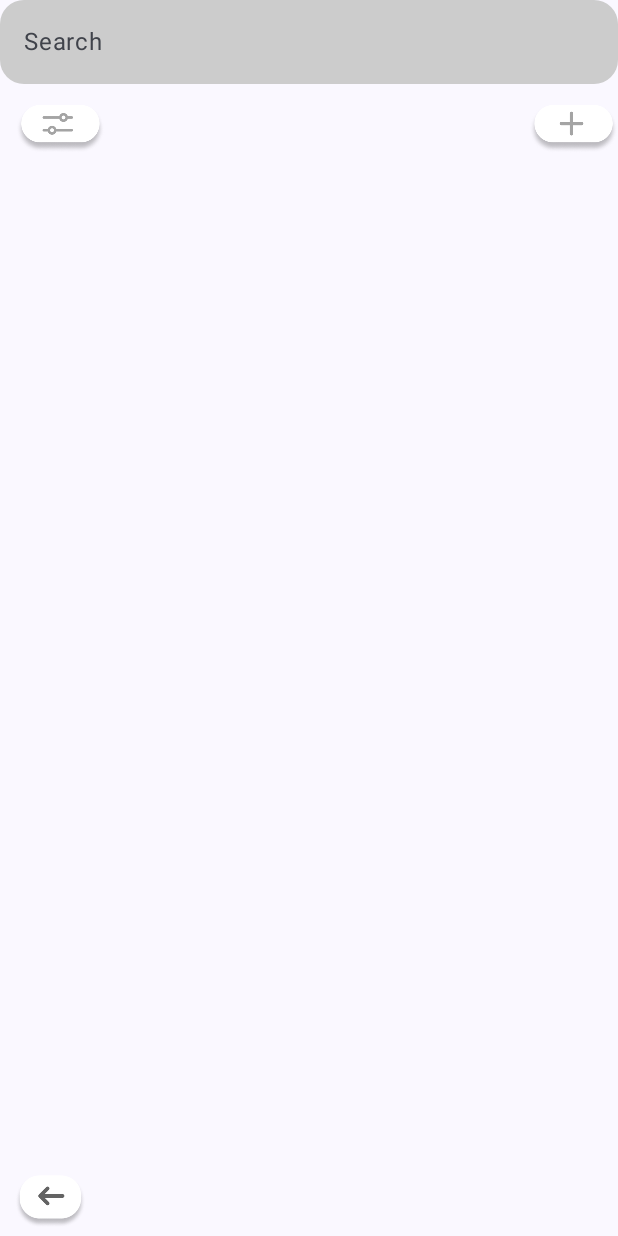
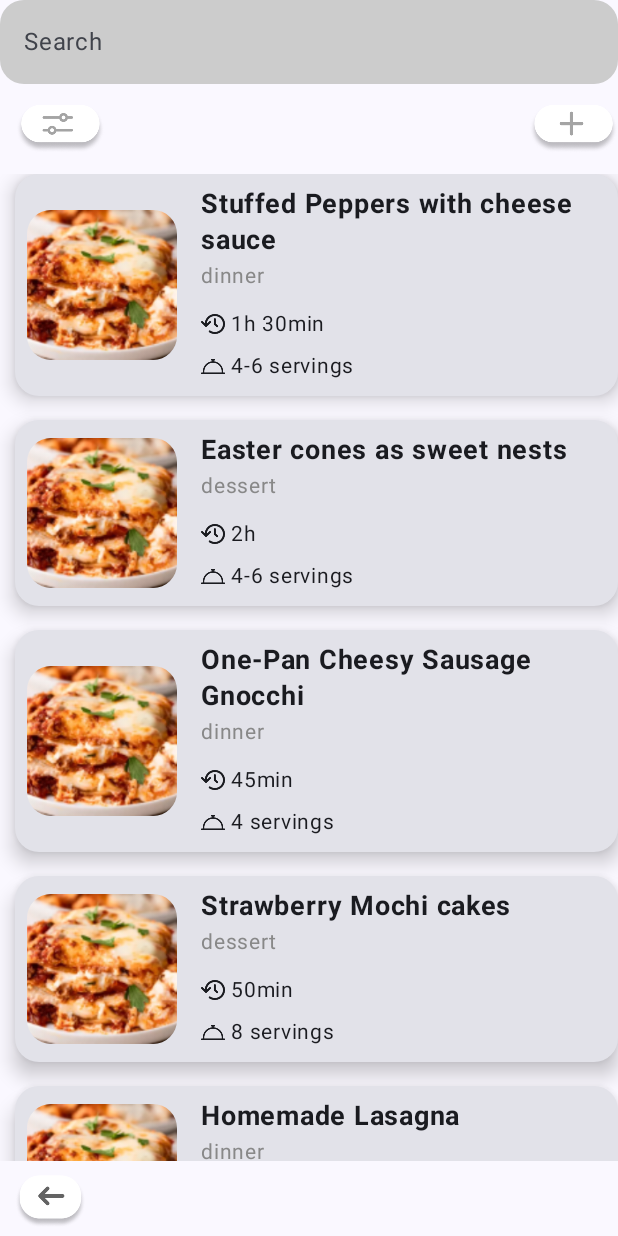
Before and after one commit to adieediee/SemestralnaPraca_VAMZ, an Android app built with Jetpack Compose: the screen it shows after launch (MainActivity), after a tap on "Next", on a phone screen of 412 x 824 dp. Run offline under Robolectric (Android 15) with nearby library versions, the phone set to English and light mode, and no system bars; our stand-ins replace Room's generated code.

Commit message:
pridane viewModely pre RecipeScreen a RecipeInfo

```diff
--- a/app/build.gradle.kts
+++ b/app/build.gradle.kts
@@ -2,6 +2,7 @@ plugins {
     id("com.android.application")
     id("org.jetbrains.kotlin.android")
     id("com.google.devtools.ksp") version "1.9.20-1.0.14"
+    id ("kotlin-parcelize")
 
 }
 
@@ -77,4 +78,5 @@ dependencies {
     androidTestImplementation("androidx.compose.ui:ui-test-junit4")
     debugImplementation("androidx.compose.ui:ui-tooling")
     debugImplementation("androidx.compose.ui:ui-test-manifest")
+    implementation ("org.jetbrains.kotlin:kotlin-parcelize-runtime:1.4.32")
 }
--- a/app/src/main/java/com/example/semestralka/RecipeApplication.kt
+++ b/app/src/main/java/com/example/semestralka/RecipeApplication.kt
@@ -1,11 +1,16 @@
 package com.example.semestralka
 
+import OfflineRecipeRepository
 import android.app.Application
 import com.example.semestralka.database.RecipeDatabase
-import com.example.semestralka.database.OfflineRecipeRepository
+
+import kotlinx.coroutines.CoroutineScope
+import kotlinx.coroutines.SupervisorJob
 
 class RecipeApplication : Application() {
-    val database by lazy { RecipeDatabase.getDatabase(this) }
+
+    private val applicationScope = CoroutineScope(SupervisorJob())
+    val database by lazy { RecipeDatabase.getDatabase(this,applicationScope) }
     val repository by lazy { OfflineRecipeRepository(database.recipeDao()) }
 
     override fun onCreate() {
--- a/app/src/main/java/com/example/semestralka/ViewModelFactory.kt
+++ b/app/src/main/java/com/example/semestralka/ViewModelFactory.kt
@@ -18,6 +18,7 @@ object ViewModelFactory : ViewModelProvider.Factory {
             modelClass.isAssignableFrom(RecipeListViewModel::class.java) -> {
                 RecipeListViewModel(recipeRepository) as T
             }
+
             else -> throw IllegalArgumentException("Unknown ViewModel class")
         }
     }
--- a/app/src/main/java/com/example/semestralka/database/Recipe.kt
+++ b/app/src/main/java/com/example/semestralka/database/Recipe.kt
@@ -1,8 +1,11 @@
 package com.example.semestralka.database
 
+import android.os.Parcelable
 import androidx.room.Entity
 import androidx.room.PrimaryKey
+import kotlinx.parcelize.Parcelize
 
+@Parcelize
 @Entity(tableName = "recipe")
 data class Recipe(
     @PrimaryKey(autoGenerate = true)
@@ -13,4 +16,4 @@ data class Recipe(
     val ingredients: String,
     val type: String,
     val method: String
-)
+) : Parcelable
--- a/app/src/main/java/com/example/semestralka/database/RecipeDao.kt
+++ b/app/src/main/java/com/example/semestralka/database/RecipeDao.kt
@@ -1,6 +1,10 @@
 package com.example.semestralka.database
 
-import androidx.room.*
+import androidx.room.Dao
+import androidx.room.Delete
+import androidx.room.Insert
+import androidx.room.Query
+import androidx.room.Update
 import kotlinx.coroutines.flow.Flow
 
 @Dao
@@ -8,15 +12,15 @@ interface RecipeDao {
     @Query("SELECT * FROM recipe")
     fun getAllRecipes(): Flow<List<Recipe>>
 
-    @Query("SELECT * FROM recipe WHERE id = :id")
-    fun getRecipe(id: Int): Flow<Recipe?>
+    @Query("SELECT * FROM recipe WHERE id = :id LIMIT 1")
+    suspend fun getRecipeById(id: Int): Recipe?
 
-    @Insert(onConflict = OnConflictStrategy.REPLACE)
+    @Insert
     suspend fun insert(recipe: Recipe)
+
+    @Update
+    suspend fun update(recipe: Recipe)
 
     @Delete
     suspend fun delete(recipe: Recipe)
-
-    @Update
-    suspend fun update(recipe: Recipe)
 }
--- a/app/src/main/java/com/example/semestralka/database/RecipeDatabase.kt
+++ b/app/src/main/java/com/example/semestralka/database/RecipeDatabase.kt
@@ -1,28 +1,80 @@
 package com.example.semestralka.database
 
+import android.content.Context
+import android.util.Log
 import androidx.room.Database
 import androidx.room.Room
 import androidx.room.RoomDatabase
-import android.content.Context
+import androidx.sqlite.db.SupportSQLiteDatabase
+import kotlinx.coroutines.CoroutineScope
+import kotlinx.coroutines.launch
 
-@Database(entities = [Recipe::class], version = 4, exportSchema = false)
+@Database(entities = [Recipe::class], version = 5, exportSchema = false)
 abstract class RecipeDatabase : RoomDatabase() {
     abstract fun recipeDao(): RecipeDao
 
     companion object {
+
         @Volatile
         private var INSTANCE: RecipeDatabase? = null
 
-        fun getDatabase(context: Context): RecipeDatabase {
+        fun getDatabase(context: Context, scope: CoroutineScope): RecipeDatabase {
+            Log.d("RecipeDatabase", "getDatabase called")
             return INSTANCE ?: synchronized(this) {
+                Log.d("RecipeDatabase", "Creating new instance of database")
                 val instance = Room.databaseBuilder(
                     context.applicationContext,
                     RecipeDatabase::class.java,
                     "recipe_database"
-                ).fallbackToDestructiveMigration().build()
+                )
+                    .fallbackToDestructiveMigration()
+                    .addCallback(RecipeDatabaseCallback(scope))
+                    .build()
                 INSTANCE = instance
+                Log.d("RecipeDatabase", "Database instance created")
                 instance
             }
         }
     }
+
+    private class RecipeDatabaseCallback(
+        private val scope: CoroutineScope
+    ) : RoomDatabase.Callback() {
+        override fun onCreate(db: SupportSQLiteDatabase) {
+            super.onCreate(db)
+            Log.d("RecipeDatabase", "Database onCreate called")
+            INSTANCE?.let { database ->
+                scope.launch {
+                    Log.d("RecipeDatabase", "Launching coroutine to populate database")
+                    populateDatabase(database.recipeDao())
+                }
+            }
+        }
+
+        override fun onOpen(db: SupportSQLiteDatabase) {
+            super.onOpen(db)
+            Log.d("RecipeDatabase", "Database onOpen called")
+        }
+
+        suspend fun populateDatabase(recipeDao: RecipeDao) {
+            Log.d("RecipeDatabase", "Populating database with initial recipes")
+            // Add initial recipes
+            val recipes = listOf(
+                Recipe(name = "Stuffed Peppers with cheese sauce", time = "1h 30min", servings = "4-6 servings", ingredients = "Bell peppers, cheese", type = "dinner", method = "Stuff and bake"),
+                Recipe(name = "Easter cones as sweet nests", time = "2h", servings = "4-6 servings", ingredients = "Cones, sweets", type = "dessert", method = "Assemble and chill"),
+                Recipe(name = "One-Pan Cheesy Sausage Gnocchi", time = "45min", servings = "4 servings", ingredients = "Gnocchi, sausage, cheese", type = "dinner", method = "Cook in one pan"),
+                Recipe(name = "Strawberry Mochi cakes", time = "50min", servings = "8 servings", ingredients = "Strawberries, mochi", type = "dessert", method = "Bake and assemble"),
+                Recipe(name = "Homemade Lasagna", time = "2h", servings = "8 servings", ingredients = "Lasagna noodles, cheese, sauce", type = "dinner", method = "Layer and bake")
+            )
+            recipes.forEach {
+                Log.d("RecipeDatabase", "Inserting recipe: ${it.name}")
+                recipeDao.insert(it)
+                Log.d("RecipeDatabase", "Inserted recipe: ${it.name}")
+            }
+            Log.d("RecipeDatabase", "Finished populating database")
+        }
+    }
+
 }
+
+// Add this simple logging test to your MainActivity or Application class to verify logging works.
--- a/app/src/main/java/com/example/semestralka/database/RecipeRepository.kt
+++ b/app/src/main/java/com/example/semestralka/database/RecipeRepository.kt
@@ -4,7 +4,7 @@ import kotlinx.coroutines.flow.Flow
 
 interface RecipeRepository {
     fun getAllRecipes(): Flow<List<Recipe>>
-    fun getRecipeStream(id: Int): Flow<Recipe?>
+    suspend fun getRecipeById(id: Int): Recipe?
     suspend fun insertRecipe(recipe: Recipe)
     suspend fun deleteRecipe(recipe: Recipe)
     suspend fun updateRecipe(recipe: Recipe)
--- a/app/src/main/java/com/example/semestralka/gui/mainscreen/MainScreen.kt
+++ b/app/src/main/java/com/example/semestralka/gui/mainscreen/MainScreen.kt
@@ -11,6 +11,11 @@ import androidx.compose.foundation.shape.CircleShape
 import androidx.compose.foundation.shape.RoundedCornerShape
 import androidx.compose.material3.*
 import androidx.compose.runtime.Composable
+import androidx.compose.runtime.collectAsState
+import androidx.compose.runtime.getValue
+import androidx.compose.runtime.mutableStateListOf
+import androidx.compose.runtime.mutableStateOf
+import androidx.compose.runtime.remember
 import androidx.compose.ui.Alignment
 import androidx.compose.ui.Modifier
 import androidx.compose.ui.draw.clip
@@ -21,18 +26,21 @@ import androidx.compose.ui.res.painterResource
 import androidx.compose.ui.text.font.FontWeight
 import androidx.compose.ui.unit.dp
 import androidx.compose.ui.unit.sp
+import androidx.lifecycle.ViewModel
 
 import com.example.semestralka.R
 
 
 import com.example.semestralka.navigation.NavigationDestination
+import kotlinx.coroutines.flow.MutableStateFlow
+import kotlinx.coroutines.flow.StateFlow
 
 object MainDestination : NavigationDestination {
     override val route = "main"
 }
 
 @Composable
-fun MainScreen(onPrevious: () -> Unit, onNext: () -> Unit) {
+fun MainScreen(onPrevious: () -> Unit, onNext: () -> Unit, viewModel: ShoppingListViewModel) {
     Scaffold(bottomBar = {
         BottomAppBar(
             modifier = Modifier.height(60.dp),
@@ -43,7 +51,6 @@ fun MainScreen(onPrevious: () -> Unit, onNext: () -> Unit) {
                 painter = painterResource(id = R.drawable.ic_back), // Replace with your edit image resource
                 contentDescription = "Previous",
                 modifier = Modifier
-
                     .padding(8.dp)
                     .size(48.dp)
                     .clip(CircleShape)
@@ -54,7 +61,6 @@ fun MainScreen(onPrevious: () -> Unit, onNext: () -> Unit) {
                 painter = painterResource(id = R.drawable.ic_forward), // Replace with your edit image resource
                 contentDescription = "Next",
                 modifier = Modifier
-
                     .padding(8.dp)
                     .size(48.dp)
                     .clip(CircleShape)
@@ -83,9 +89,8 @@ fun MainScreen(onPrevious: () -> Unit, onNext: () -> Unit) {
             Spacer(modifier = Modifier.height(16.dp))
             MealCard()
             Spacer(modifier = Modifier.height(16.dp))
-            ListsRow()
+            ListsRow(viewModel)
             Spacer(modifier = Modifier.height(16.dp))
-
         }
     }
 }
@@ -120,23 +125,20 @@ fun MealCard() {
 }
 
 @Composable
-fun ListsRow() {
+fun ListsRow(viewModel: ShoppingListViewModel) {
     Row(
         modifier = Modifier.fillMaxWidth(), horizontalArrangement = Arrangement.SpaceEvenly
     ) {
-        ShoppingListCard()
-        CookDoListCard()
+        ShoppingListCard(viewModel)
+        CookDoListCard(viewModel)
     }
 }
 
 @Composable
-fun ShoppingListCard() {
+fun ShoppingListCard(viewModel: ShoppingListViewModel) {
     val configuration = LocalConfiguration.current
     val screenWidthDp = configuration.screenWidthDp.dp / 2 - 24.dp
-
-    val items = listOf(
-        "90g prosciutto", "125g ball mozzarella", "750g minced beef", "200ml white sauce", "eggs"
-    )
+    val shoppingItems by viewModel.shoppingItems.collectAsState()
 
     Card(
         shape = RoundedCornerShape(16.dp),
@@ -156,34 +158,29 @@ fun ShoppingListCard() {
                 Spacer(modifier = Modifier.height(8.dp))
                 Text(text = "today’s meal:")
             }
-            items(items) { item ->
-                CheckboxListItem(item)
+            items(shoppingItems) { item ->
+                CheckboxListItem(item.name, item.isChecked) {
+                    viewModel.onItemCheckedChange(item, it)
+                }
             }
             item {
                 Spacer(modifier = Modifier.height(8.dp))
                 Text(text = "other:")
                 CheckboxListItem("eggs")
                 Spacer(modifier = Modifier.height(8.dp))
-                AddItemButton(text = "add an item")
+                AddItemButton(text = "add an item") {
+                    viewModel.addItem(ShoppingItem("New Item"))
+                }
             }
         }
     }
 }
-
 @Composable
-fun CookDoListCard() {
+fun CookDoListCard(viewModel: ShoppingListViewModel) {
     val configuration = LocalConfiguration.current
     val screenWidthDp = configuration.screenWidthDp.dp / 2 - 24.dp
 
-    val cookDoItems = listOf(
-        "prep the veggies",
-        "restock spices",
-        "meal prep for the weekend",
-        "harvest some tomatoes",
-        "harvest some tomatoes",
-        "harvest some tomatoes",
-        "harvest some tomatoes"
-    )
+    val cookDoItems by viewModel.cookDoItems.collectAsState()
 
     Card(
         shape = RoundedCornerShape(16.dp),
@@ -203,23 +200,28 @@ fun CookDoListCard() {
                 Spacer(modifier = Modifier.height(8.dp))
             }
             items(cookDoItems) { item ->
-                CheckboxListItem(item, checked = item == "harvest some tomatoes")
+                CheckboxListItem(item.name, item.isChecked) {
+                    viewModel.onCookDoItemCheckedChange(item, it)
+                }
             }
             item {
                 Spacer(modifier = Modifier.height(8.dp))
-                AddItemButton(text = "add a cook-do")
+                AddItemButton(text = "add a cook-do") {
+                    viewModel.addCookDoItem(ShoppingItem("New Cook-Do Item"))
+                }
             }
         }
     }
 }
 
+
 @Composable
-fun CheckboxListItem(text: String, checked: Boolean = false) {
+fun CheckboxListItem(text: String, checked: Boolean = false, onCheckedChange: (Boolean) -> Unit = {}) {
     Row(
         verticalAlignment = Alignment.CenterVertically, modifier = Modifier.padding(vertical = 4.dp)
     ) {
         Checkbox(
-            checked = checked, onCheckedChange = null // This can be implemented as per requirement
+            checked = checked, onCheckedChange = onCheckedChange
         )
         Spacer(modifier = Modifier.width(8.dp))
         Text(text = text)
@@ -227,8 +229,8 @@ fun CheckboxListItem(text: String, checked: Boolean = false) {
 }
 
 @Composable
-fun AddItemButton(text: String) {
-    TextButton(onClick = { /* Handle add item action */ }) {
+fun AddItemButton(text: String, onClick: () -> Unit = {}) {
+    TextButton(onClick = onClick) {
         Text(text = text)
     }
 }
--- a/app/src/main/java/com/example/semestralka/gui/notesscreen/NotesScreenViewModel.kt
+++ b/app/src/main/java/com/example/semestralka/gui/notesscreen/NotesScreenViewModel.kt
@@ -1,5 +1,4 @@
 import androidx.lifecycle.ViewModel
-import androidx.lifecycle.viewmodel.compose.viewModel
 import kotlinx.coroutines.flow.MutableStateFlow
 import kotlinx.coroutines.flow.StateFlow
 
@@ -11,13 +10,28 @@ class ShoppingListViewModel : ViewModel() {
             ShoppingItem("125g ball mozzarella"),
             ShoppingItem("750g minced beef"),
             ShoppingItem("200ml white sauce"),
-
         )
     )
     val shoppingItems: StateFlow<List<ShoppingItem>> = _shoppingItems
 
+    private val _cookDoItems = MutableStateFlow(
+        listOf(
+            ShoppingItem("Prep the veggies"),
+            ShoppingItem("Restock spices"),
+            ShoppingItem("Meal prep for the weekend"),
+            ShoppingItem("Harvest some tomatoes")
+        )
+    )
+    val cookDoItems: StateFlow<List<ShoppingItem>> = _cookDoItems
+
     fun onItemCheckedChange(item: ShoppingItem, isChecked: Boolean) {
         _shoppingItems.value = _shoppingItems.value.map {
+            if (it == item) it.copy(isChecked = isChecked) else it
+        }
+    }
+
+    fun onCookDoItemCheckedChange(item: ShoppingItem, isChecked: Boolean) {
+        _cookDoItems.value = _cookDoItems.value.map {
             if (it == item) it.copy(isChecked = isChecked) else it
         }
     }
@@ -26,12 +40,21 @@ class ShoppingListViewModel : ViewModel() {
         _shoppingItems.value = _shoppingItems.value + item
     }
 
+    fun addCookDoItem(item: ShoppingItem) {
+        _cookDoItems.value = _cookDoItems.value + item
+    }
 
     fun updateItem(oldItem: ShoppingItem, newItem: ShoppingItem) {
         _shoppingItems.value = _shoppingItems.value.map {
             if (it == oldItem) newItem else it
         }
     }
+
+    fun updateCookDoItem(oldItem: ShoppingItem, newItem: ShoppingItem) {
+        _cookDoItems.value = _cookDoItems.value.map {
+            if (it == oldItem) newItem else it
+        }
+    }
 }
 
 data class ShoppingItem(val name: String, val isChecked: Boolean = false)
--- a/app/src/main/java/com/example/semestralka/gui/recipescreen/RecipeScreen.kt
+++ b/app/src/main/java/com/example/semestralka/gui/recipescreen/RecipeScreen.kt
@@ -1,5 +1,6 @@
 package com.example.semestralka.gui
 
+import android.util.Log
 import androidx.compose.foundation.Image
 import androidx.compose.foundation.background
 import androidx.compose.foundation.clickable
@@ -23,6 +24,7 @@ import androidx.compose.ui.unit.dp
 import androidx.compose.ui.unit.sp
 import androidx.lifecycle.viewmodel.compose.viewModel
 import com.example.semestralka.R
+import com.example.semestralka.SharedViewModel
 import com.example.semestralka.ViewModelFactory
 import com.example.semestralka.database.Recipe
 import com.example.semestralka.navigation.NavigationDestination
@@ -33,12 +35,18 @@ object RecipeDestination : NavigationDestination {
 
 @Composable
 fun RecipeScreen(
-    onRecipeClick: (Recipe) -> Unit,
+    onRecipeClick: () -> Unit,
     onPrevious: () -> Unit,
     onAdd: () -> Unit,
+    sharedViewModel: SharedViewModel,
     viewModel: RecipeListViewModel = viewModel(factory = ViewModelFactory)
 ) {
     val recipes by viewModel.allRecipes.collectAsState(initial = emptyList())
+
+    Log.d("RecipeScreen", "Loaded recipes: ${recipes.size}")
+    recipes.forEach { recipe ->
+        Log.d("RecipeScreen", "Recipe: ${recipe.name}, ID: ${recipe.id}")
+    }
 
     Scaffold(
         bottomBar = {
@@ -93,7 +101,10 @@ fun RecipeScreen(
                 verticalArrangement = Arrangement.spacedBy(16.dp)
             ) {
                 items(recipes) { recipe ->
-                    RecipeCard(recipe, onClick = { onRecipeClick(recipe) })
+                    RecipeCard(recipe, onClick = {
+                        sharedViewModel.selectRecipe(recipe)
+                        onRecipeClick()
+                    })
                 }
             }
         }
--- /dev/null
+++ b/app/src/main/java/com/example/semestralka/gui/recipescreen/SharedViewModel.kt
@@ -0,0 +1,15 @@
+package com.example.semestralka
+
+import androidx.lifecycle.ViewModel
+import com.example.semestralka.database.Recipe
+import kotlinx.coroutines.flow.MutableStateFlow
+import kotlinx.coroutines.flow.StateFlow
+
+class SharedViewModel : ViewModel() {
+    private val _selectedRecipe = MutableStateFlow<Recipe?>(null)
+    val selectedRecipe: StateFlow<Recipe?> get() = _selectedRecipe
+
+    fun selectRecipe(recipe: Recipe) {
+        _selectedRecipe.value = recipe
+    }
+}
--- a/app/src/main/java/com/example/semestralka/navigation/Navigation.kt
+++ b/app/src/main/java/com/example/semestralka/navigation/Navigation.kt
@@ -5,18 +5,23 @@ package com.example.semestralka.navigation
 
 import MainDestination
 import MainScreen
+import ShoppingListViewModel
+import android.util.Log
 
-import RecipeInfoDestination
-import RecipeInfoScreen
 
 import androidx.compose.runtime.Composable
 import androidx.compose.ui.Modifier
+import androidx.lifecycle.viewmodel.compose.viewModel
 import androidx.navigation.NavHostController
 import androidx.navigation.compose.NavHost
 import androidx.navigation.compose.composable
+import com.example.semestralka.SharedViewModel
+import com.example.semestralka.database.Recipe
 import com.example.semestralka.gui.AddRecipeDestination
 import com.example.semestralka.gui.AddRecipeScreen
 import com.example.semestralka.gui.RecipeDestination
+import com.example.semestralka.gui.RecipeInfoDestination
+import com.example.semestralka.gui.RecipeInfoScreen
 import com.example.semestralka.gui.RecipeScreen
 
 import com.example.semestralka.gui.mainscreen.NotesDestination
@@ -26,6 +31,8 @@ import com.example.semestralka.gui.mainscreen.NotesScreen
 
 @Composable
 fun Navigation(navController: NavHostController, modifier: Modifier = Modifier){
+    val sharedViewModel: SharedViewModel = viewModel()
+    val shoppingListViewModel: ShoppingListViewModel = viewModel()
     NavHost(navController = navController,
         startDestination = MainDestination.route,
         modifier = modifier
@@ -33,21 +40,34 @@ fun Navigation(navController: NavHostController, modifier: Modifier = Modifier){
         composable(route = MainDestination.route) {
             MainScreen(
                 onPrevious = {navController.navigate(NotesDestination.route)},
-                onNext = {navController.navigate(RecipeDestination.route)}
+                onNext = {navController.navigate(RecipeDestination.route)},
+                viewModel = shoppingListViewModel
             )
         }
         composable(route = RecipeDestination.route) {
-            RecipeScreen(onRecipeClick = {navController.navigate(RecipeInfoDestination.route)},
+            RecipeScreen(
+                onRecipeClick = {navController.navigate(RecipeInfoDestination.route)},
                onPrevious = {navController.navigate(MainDestination.route)},
-                onAdd = {navController.navigate(AddRecipeDestination.route)}
+                onAdd = {navController.navigate(AddRecipeDestination.route)},
+                sharedViewModel = sharedViewModel
             )
         }
-        composable(route = RecipeInfoDestination.route) {
-            RecipeInfoScreen(onBack = {navController.navigate(MainDestination.route)}) {
-            }
+        composable(route = RecipeInfoDestination.route) { backStackEntry ->
+
+                RecipeInfoScreen(
+                    onBack = { navController.navigateUp() },
+                    onEdit = { /* Implement edit action */ } ,
+                            sharedViewModel = sharedViewModel
+                )
+
+
+
         }
         composable(route = NotesDestination.route) {
-            NotesScreen(onNext = {navController.navigate(MainDestination.route)})
+            NotesScreen(
+                onNext = {navController.navigate(MainDestination.route)},
+                viewModel = shoppingListViewModel
+            )
         }
         composable(route = AddRecipeDestination.route) {
             AddRecipeScreen(navController)
```
Also changed, not shown: app/src/main/java/com/example/semestralka/AppContainer.kt (deleted, +0 -26 lines), app/src/main/java/com/example/semestralka/database/AppContainer.kt (deleted, +0 -13 lines), app/src/main/java/com/example/semestralka/database/OfflineRecipeRepository.kt (+17 -6 lines), app/src/main/java/com/example/semestralka/gui/recipeinfoscreen/RecipeInfoScreen.kt (+33 -38 lines), app/src/main/java/com/example/semestralka/gui/recipeinfoscreen/RecipeInfoViewModel.kt (added, +35 -0 lines).
